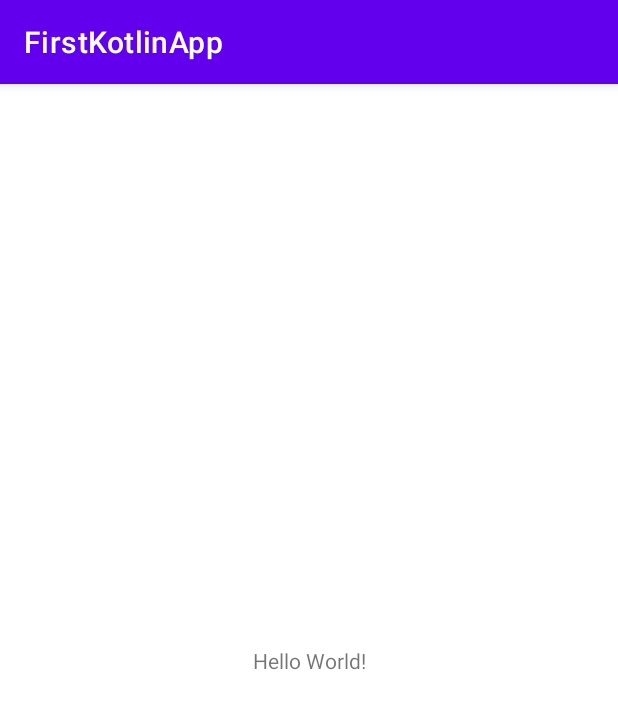
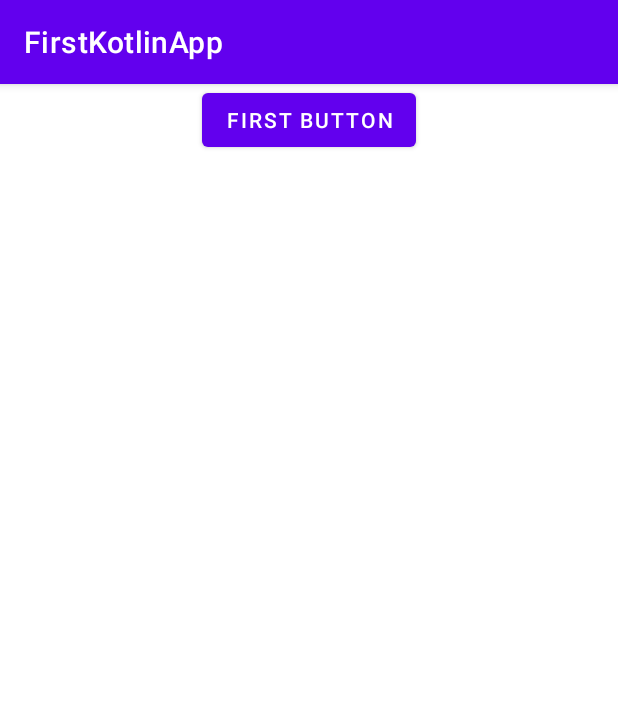
Before and after one commit to 7cigun/FirstKotlinApp, an Android app: the screen it shows after launch (MainActivity), on a phone screen of 412 x 824 dp. Shown: the top 709 px of the screen. Run offline under Robolectric (Android 15) with nearby library versions, the phone set to English and light mode, and no system bars.

Commit message:
4 Добавил кнопку в разметку и повесил на нее ClickListener в Activity

```diff
--- a/app/src/main/java/ru/gb/firstkotlinapp/MainActivity.kt
+++ b/app/src/main/java/ru/gb/firstkotlinapp/MainActivity.kt
@@ -2,11 +2,20 @@ package ru.gb.firstkotlinapp
 
 import androidx.appcompat.app.AppCompatActivity
 import android.os.Bundle
+import android.widget.Button
+import android.widget.TextView
 import ru.gb.firstkotlinapp.R
 
 class MainActivity : AppCompatActivity() {
     override fun onCreate(savedInstanceState: Bundle?) {
         super.onCreate(savedInstanceState)
         setContentView(R.layout.activity_main)
+
+        val textView: TextView = findViewById(R.id.textView)
+
+        val button: Button = findViewById(R.id.btn_first)
+        button.setOnClickListener {
+            textView.text = "Hello Kotlin!"
+        }
     }
 }
--- a/app/src/main/res/layout/activity_main.xml
+++ b/app/src/main/res/layout/activity_main.xml
@@ -1,18 +1,27 @@
 <?xml version="1.0" encoding="utf-8"?>
-<androidx.constraintlayout.widget.ConstraintLayout xmlns:android="http://schemas.android.com/apk/res/android"
+<LinearLayout xmlns:android="http://schemas.android.com/apk/res/android"
     xmlns:app="http://schemas.android.com/apk/res-auto"
     xmlns:tools="http://schemas.android.com/tools"
     android:layout_width="match_parent"
     android:layout_height="match_parent"
+    android:orientation="vertical"
     tools:context=".MainActivity">
 
-    <TextView
+    <Button
+        android:id="@+id/btn_first"
         android:layout_width="wrap_content"
         android:layout_height="wrap_content"
-        android:text="Hello World!"
+        android:layout_gravity="center_horizontal"
+        android:text="First Button"/>
+
+    <TextView
+        android:id="@+id/textView"
+        android:layout_width="wrap_content"
+        android:layout_height="wrap_content"
+        android:layout_gravity="center_horizontal"
         app:layout_constraintBottom_toBottomOf="parent"
         app:layout_constraintLeft_toLeftOf="parent"
         app:layout_constraintRight_toRightOf="parent"
         app:layout_constraintTop_toTopOf="parent" />
 
-</androidx.constraintlayout.widget.ConstraintLayout>
+</LinearLayout>
```
